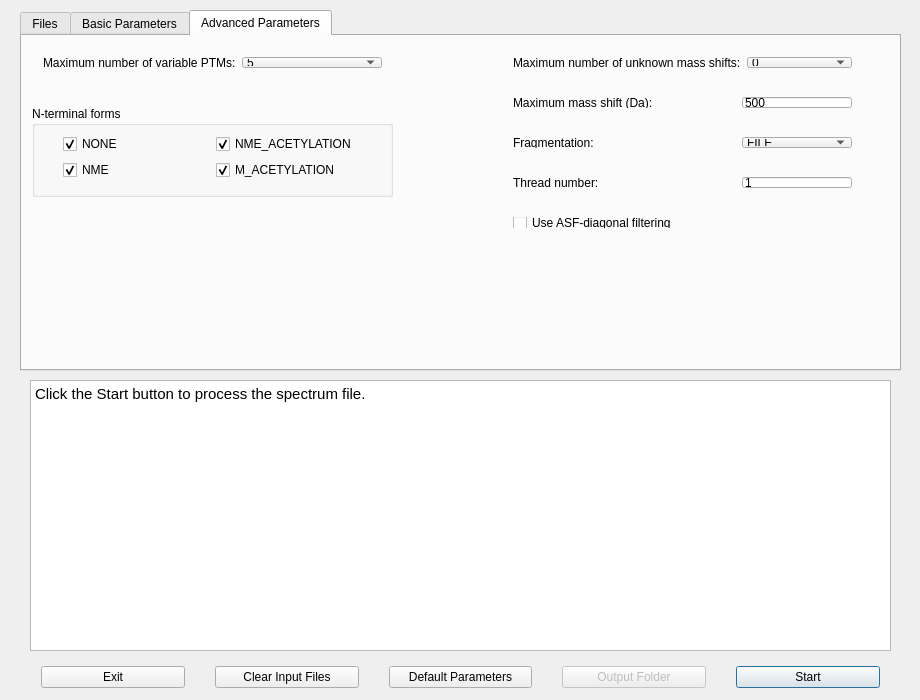
This is src/gui/topmg/topmgwindow.ui in toppic-suite/toppic-suite as Qt 5 draws it before an edit. The edited form follows.
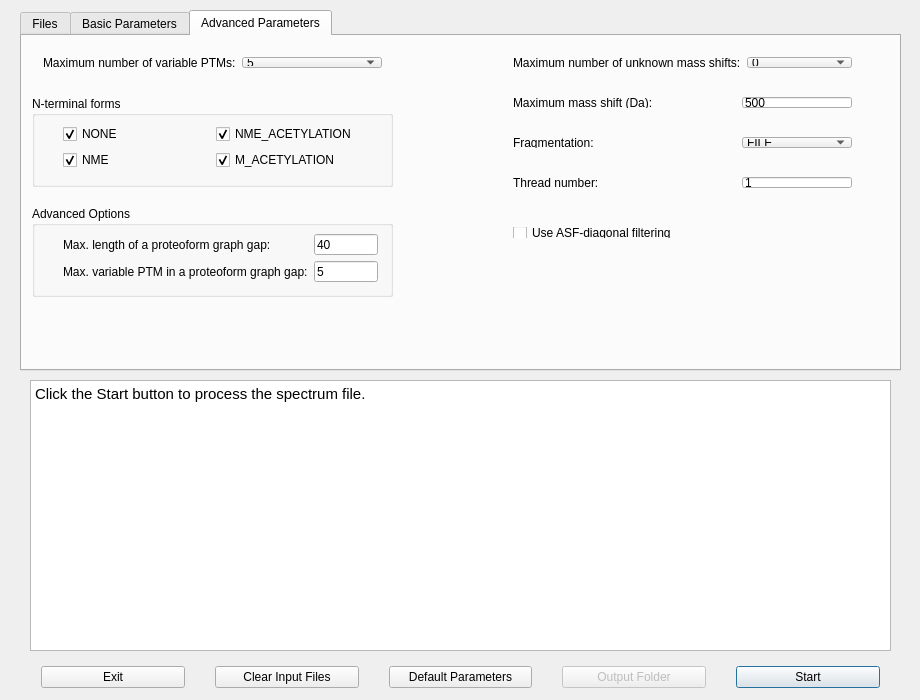
This is the edited form. The open tabs and pages were chosen to show the change. Icons and pictures are not drawn.

Commit message: fix #68 - add missing parameter to TopMG GUI

What changed in the file:
```diff
--- a/src/gui/topmg/topmgwindow.ui
+++ b/src/gui/topmg/topmgwindow.ui
@@ -813,7 +813,7 @@
       <property name="geometry">
        <rect>
         <x>10</x>
-        <y>70</y>
+        <y>60</y>
         <width>361</width>
         <height>91</height>
        </rect>
@@ -928,7 +928,7 @@
       <property name="geometry">
        <rect>
         <x>480</x>
-        <y>170</y>
+        <y>180</y>
         <width>361</width>
         <height>33</height>
        </rect>
@@ -943,6 +943,77 @@
        </item>
       </layout>
      </widget>
+     <widget class="QGroupBox" name="groupBox_4">
+      <property name="geometry">
+       <rect>
+        <x>10</x>
+        <y>170</y>
+        <width>361</width>
+        <height>91</height>
+       </rect>
+      </property>
+      <property name="title">
+       <string>Advanced Options</string>
+      </property>
+      <widget class="QWidget" name="gridLayoutWidget_2">
+       <property name="geometry">
+        <rect>
+         <x>20</x>
+         <y>17</y>
+         <width>337</width>
+         <height>70</height>
+        </rect>
+       </property>
+       <layout class="QGridLayout" name="gridLayout_2">
+        <item row="0" column="0">
+         <widget class="QLabel" name="label_15">
+          <property name="text">
+           <string>Max. length of a proteoform graph gap:</string>
+          </property>
+         </widget>
+        </item>
+        <item row="0" column="1">
+         <widget class="QLineEdit" name="maxGapLength">
+          <property name="maximumSize">
+           <size>
+            <width>110</width>
+            <height>16777215</height>
+           </size>
+          </property>
+          <property name="text">
+           <string>40</string>
+          </property>
+          <property name="readOnly">
+           <bool>false</bool>
+          </property>
+         </widget>
+        </item>
+        <item row="1" column="0">
+         <widget class="QLabel" name="label_16">
+          <property name="text">
+           <string>Max. variable PTM in a proteoform graph gap:</string>
+          </property>
+         </widget>
+        </item>
+        <item row="1" column="1">
+         <widget class="QLineEdit" name="maxVarPTMGap">
+          <property name="maximumSize">
+           <size>
+            <width>110</width>
+            <height>16777215</height>
+           </size>
+          </property>
+          <property name="text">
+           <string>5</string>
+          </property>
+          <property name="readOnly">
+           <bool>false</bool>
+          </property>
+         </widget>
+        </item>
+       </layout>
+      </widget>
+     </widget>
     </widget>
    </widget>
    <zorder>tabWidget</zorder>
```
Left out of the diff: 2 changed lines with no effect on the pictures. The commit also changes 1 other file.
